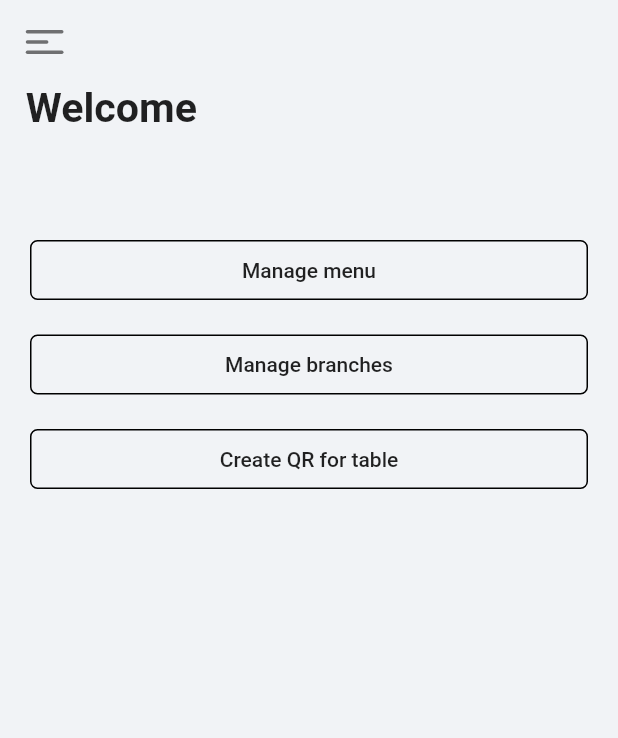
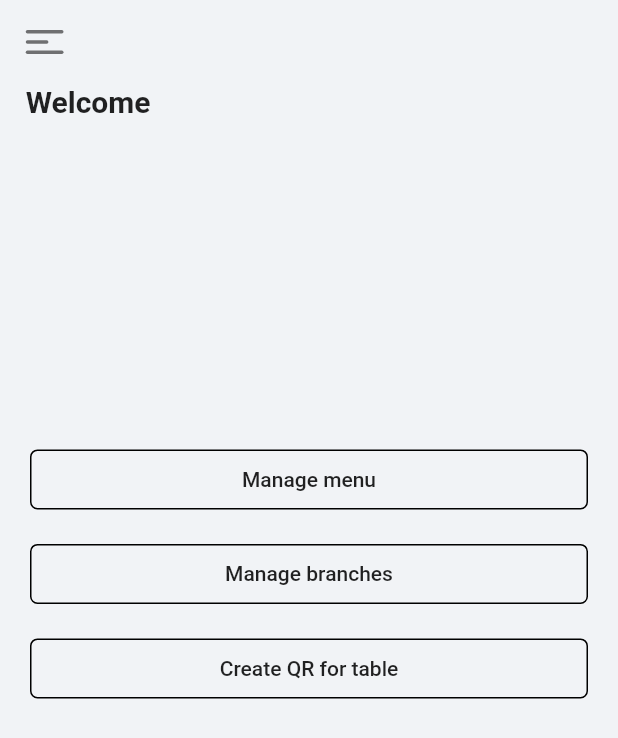
Before and after one commit to AymanProjects/SafeDineOps, a Flutter app: the AdminHomeScreen screen opened directly, on a phone screen of 412 x 824 dp. Shown: the top 738 px of the screen. Run offline on Flutter 3.47's test engine with Material 2 defaults, Android fonts, the phone set to English and light mode, and no system bars; our stand-ins replace cloud_firestore, dio, firebase_auth, firebase_storage, flash, flutter_screenutil and 6 more; missing offline and left inert: mailer; accounts and stored records are empty.

Commit message:
few adjusments to database models, and the restaurant's qr function

```diff
--- a/lib/Admin_Screens/Home/AdminHomeScreen.dart
+++ b/lib/Admin_Screens/Home/AdminHomeScreen.dart
@@ -19,12 +19,12 @@ class AdminHomeScreen extends StatelessWidget {
         title: 'Welcome',
         hasDrawer: true,
         drawer: SafeDineDrawer(),
-        body: Padding(
-          padding: const EdgeInsets.symmetric(horizontal: 20),
+        body: Expanded(
+          child: Padding(
+            padding: const EdgeInsets.symmetric(horizontal: 20.0),
             child: Column(
               mainAxisAlignment: MainAxisAlignment.center,
               children: [
-              SizedBox(height: 50),
                 BorderedButton(
                   text: 'Manage menu',
                   function: () => pushToScreen(ManageMenuScreen(), context),
@@ -39,7 +39,12 @@ class AdminHomeScreen extends StatelessWidget {
                   text: 'Create QR for table',
                   function: () => pushToScreen(CreateQRScreen(), context),
                 ),
+                SizedBox(
+                  // to center buttons
+                  height: MediaQuery.of(context).size.height * 0.2,
+                ),
               ],
+            ),
           ),
         ),
       ),
--- a/lib/Models/Category.dart
+++ b/lib/Models/Category.dart
@@ -4,7 +4,7 @@ class Category {
   String _name;
   List<FoodItem> _items;
 
-  Category({String name, List<FoodItem> items}){
+  Category({String name, List<FoodItem> items}) {
     this._name = name;
     this._items = items;
   }
@@ -18,7 +18,7 @@ class Category {
     };
   }
 
-  Category fromJson(Map json){
+  Category fromJson(Map json) {
     if (json == null) return Category();
     return new Category(
       name: json['name'],
@@ -28,14 +28,14 @@ class Category {
     );
   }
 
-  List<FoodItem> getItems() => _items ?? [];
+  List<FoodItem> getItems() => _items ?? (_items = []);
   String getName() => _name ?? 'Unnamed category';
 
   setAddOns(List<FoodItem> value) {
     _items = value;
   }
+
   setName(String value) {
     _name = value;
   }
-
 }
--- a/lib/Models/FoodItem.dart
+++ b/lib/Models/FoodItem.dart
@@ -28,7 +28,7 @@ class FoodItem {
       'addOns': getAddOns().map((addon) {
             return addon?.toJson();
           }).toList(),
-      'imageUrl': getUrl(),
+      'imageUrl': _imageUrl,
     };
   }
 
@@ -45,7 +45,7 @@ class FoodItem {
     );
   }
 
-  List<AddOn> getAddOns() => _addOns ?? [];
+  List<AddOn> getAddOns() => _addOns ?? (_addOns = []);
   String getDescription() => _description ?? 'No Additional Info.';
   double getPrice() => _price ?? 0.00;
   String getName() => _name ?? 'Unnamed Item';
--- a/lib/Models/ItemDetails.dart
+++ b/lib/Models/ItemDetails.dart
@@ -34,9 +34,9 @@ class ItemDetails with ChangeNotifier {
     );
   }
 
-  FoodItem getItem() => _item ?? FoodItem();
+  FoodItem getItem() => _item ?? (_item = FoodItem());
   int getQuantity() => _quantity ?? 1;
-  List<AddOn> getSelectedAddOns() => _selectedAddOns ?? [];
+  List<AddOn> getSelectedAddOns() => _selectedAddOns ?? (_selectedAddOns = []);
 
   addSelectedAddOn(AddOn addon) {
     _selectedAddOns.add(addon);
@@ -61,7 +61,7 @@ class ItemDetails with ChangeNotifier {
   }
 
   increaseQuantityBy(int value) {
-    _quantity+=value;
+    _quantity += value;
     notifyListeners();
   }
 
--- a/lib/Models/Order.dart
+++ b/lib/Models/Order.dart
@@ -109,7 +109,7 @@ class Order implements DatabaseModel {
 
   String getVisitorID() => _visitorID ?? '';
 
-  List<ItemDetails> getItemDetails() => _itemDetails ?? [];
+  List<ItemDetails> getItemDetails() => _itemDetails ?? (_itemDetails = []);
 
   String getDate() => _date ?? 'Unknown';
 
--- a/lib/Models/Restaurant.dart
+++ b/lib/Models/Restaurant.dart
@@ -2,94 +2,107 @@ import 'package:SafeDineOps/Models/Account.dart';
 import 'package:SafeDineOps/Services/Authentication.dart';
 import 'package:SafeDineOps/Services/Database.dart';
 import 'package:cloud_firestore/cloud_firestore.dart';
+import 'package:dio/dio.dart';
 import '../Interfaces/DatabaseModel.dart';
 import 'Branch.dart';
 import 'Category.dart';
 
-class Restaurant extends Account implements DatabaseModel{
+class Restaurant extends Account implements DatabaseModel {
   List<Category> _menu;
   @override
   String id;
 
-  Restaurant({String id, String email, String password,
-    String name, List<Category> menu}): super(name: name, email: email, password: password){
+  Restaurant(
+      {String id,
+      String email,
+      String password,
+      String name,
+      List<Category> menu})
+      : super(name: name, email: email, password: password) {
     this.id = id;
     this._menu = menu;
   }
 
- @override
+  @override
   Map<String, dynamic> toJson() {
     return {
       'id': getID(),
       'email': super.getEmail(),
-      'name' : super.getName(),
-      'menu' : getMenu()?.map((category) {
+      'name': super.getName(),
+      'menu': getMenu()?.map((category) {
         return category?.toJson();
       })?.toList(),
     };
   }
 
   @override
-  Restaurant fromJson(Map json){
+  Restaurant fromJson(Map json) {
     if (json == null) return Restaurant();
     return new Restaurant(
       id: json['id'],
       email: json['email'],
-      name : json['name'],
-      menu : json['menu']?.map<Category>((json) {
+      name: json['name'],
+      menu: json['menu']?.map<Category>((json) {
         return Category().fromJson(json);
       })?.toList(),
     );
   }
 
-  bool createTableQR(String tableNumber){
-    //
+  Future<List<int>> createTableQR(Map content) async {
+    Response response = await Dio().get(
+      "https://api.qrserver.com/v1/create-qr-code/?size=500x500&data=$content",
+      options: Options(responseType: ResponseType.bytes),
+    );
+    return response.data;
   }
 
   @override
-  Future<Restaurant> fetch(String id) async{
-    DocumentSnapshot doc = await Database.getDocument(id, Database.restaurantsCollection);
+  Future<Restaurant> fetch(String id) async {
+    DocumentSnapshot doc =
+        await Database.getDocument(id, Database.restaurantsCollection);
     return fromJson(doc.data);
   }
 
   @override
-  Future updateOrCreate() async{
+  Future updateOrCreate() async {
     await Database.setDocument(this, Database.restaurantsCollection);
   }
 
-  Future addBranch(Branch branch) async{
+  Future addBranch(Branch branch) async {
     await Database.setDocument(branch, Database.branchesCollection);
   }
 
-  Future deleteBranch(Branch branch) async{
+  Future deleteBranch(Branch branch) async {
     await Database.deleteDocument(branch.id, Database.branchesCollection);
   }
 
   @override
-  Future<void> login() async{
+  Future<void> login() async {
     return await Authentication.login(this);
   }
+
   @override
-  Future<void> logout() async{
+  Future<void> logout() async {
     return await Authentication.signOut();
   }
+
   @override
-  Future<void> register() async{
+  Future<void> register() async {
     return await Authentication.register(this);
   }
 
   @override
   Future<void> forgotPassword() async {
-     await Authentication.forgotPassword(email: getEmail());
+    await Authentication.forgotPassword(email: getEmail());
   }
 
-  List<Category> getMenu() => _menu ?? [];
+  List<Category> getMenu() => _menu ?? (_menu = []);
 
   setMenu(List<Category> value) {
     _menu = value;
   }
 
-   @override
+  @override
   String getID() {
     return id;
   }
--- a/lib/Widgets/GlobalScaffold.dart
+++ b/lib/Widgets/GlobalScaffold.dart
@@ -22,7 +22,7 @@ class GlobalScaffold extends StatelessWidget {
     return Scaffold(
         drawerScrimColor: Colors.black12,
         drawerEdgeDragWidth: 30,
-        drawer: hasDrawer ? drawer : SizedBox(),
+        drawer: drawer,
         appBar: AppBar(
           automaticallyImplyLeading: false,
           titleSpacing: 15.w,
@@ -62,7 +62,7 @@ class GlobalScaffold extends StatelessWidget {
             height: 50,
             child: Text(
               title,
-              style: TextStyle(fontWeight: FontWeight.bold, fontSize: 24.sp),
+              style: TextStyle(fontWeight: FontWeight.bold, fontSize: 20),
             ),
           ),
           body,
```
Also changed, not shown: lib/Admin_Screens/CreateQRScreen/widgets/QRImage.dart (+12 -5 lines), lib/Admin_Screens/ManageMenu/AddItemScreen.dart (+21 -15 lines), lib/Admin_Screens/ManageMenu/widgets/CategoryDropDown.dart (+8 -6 lines). Lines whose indentation alone changed are shown as unchanged.
